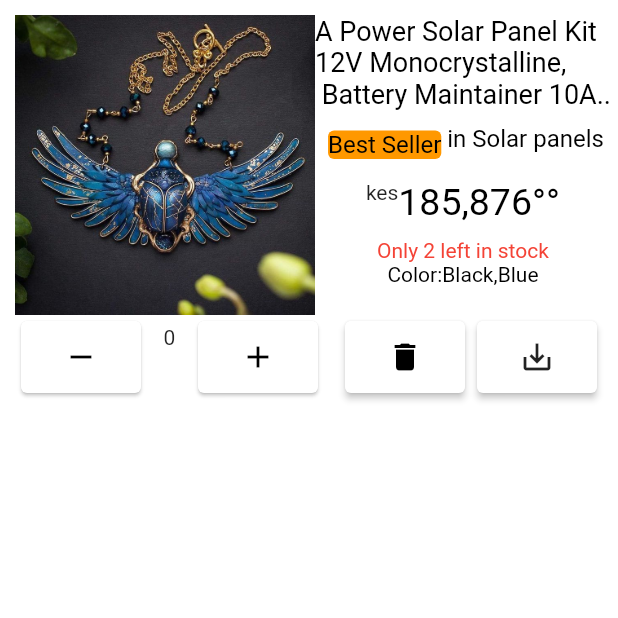
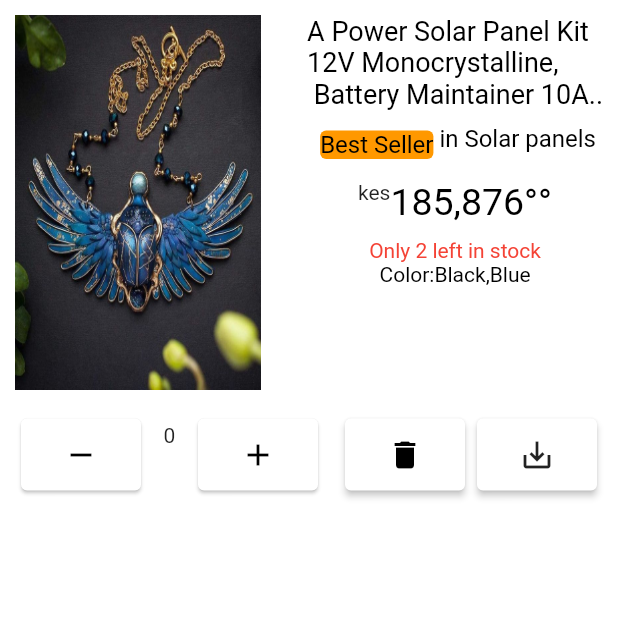
Before and after one commit to axelasa/yellowdot, a Flutter app: the screen it shows after launch, on a phone screen of 412 x 824 dp, the top half of it. Run offline on Flutter 3.47's test engine with Material 2 defaults, Android fonts, the phone set to English and light mode, and no system bars; our stand-ins replace bloc, equatable.

Commit message:
UI Changes.

```diff
--- a/lib/presentation/pages/cart.dart
+++ b/lib/presentation/pages/cart.dart
@@ -32,16 +32,16 @@ class _CartState extends State<Cart> {
                   Column(
                     children: [
                       Container(
-                        height: 200,
-                        width: 200,
+                        height: 250,
+                        width: 164,
                         child: Image(
                           image: AssetImage(designer),
-                          fit: BoxFit.scaleDown,
+                          fit: BoxFit.fill,
                         ),
                       ),
                     ],
                   ),
-                  const SizedBox(height: 10,),
+                  const SizedBox(height: 20,),
                   Column(
                     children: [
                       Text(
@@ -52,15 +52,14 @@ class _CartState extends State<Cart> {
                             color: Colors.black,
                         ),
                         maxLines: 8,
-                        overflow: ,
+                        overflow: TextOverflow.ellipsis,
                       ),
                       SizedBox(height: 10,),
                       Row(
                           mainAxisAlignment: MainAxisAlignment.start,
                           crossAxisAlignment: CrossAxisAlignment.start,
-                          children:[
+                          children:const [
                             Card(
-
                               elevation: 0,
                               // shape:
                               color: Colors.orange,
@@ -72,7 +71,8 @@ class _CartState extends State<Cart> {
                                 ),
                               ),
 
-                            ),Text('in Solar panels',
+                            ),
+                            Text('in Solar panels',
                               style: TextStyle(
                                   fontSize: 16,
                                   fontWeight: FontWeight.w400,
@@ -111,109 +111,9 @@ class _CartState extends State<Cart> {
                       ),
                     ],
                   ),
-                  // Row(
-                  //     mainAxisAlignment: MainAxisAlignment.start,
-                  //     crossAxisAlignment: CrossAxisAlignment.start,
-                  //     children:[
-                  //       Card(
-                  //
-                  //         elevation: 0,
-                  //         // shape:
-                  //         color: Colors.orange,
-                  //         child: Text('Best Seller',
-                  //           style:TextStyle(
-                  //               fontSize: 16,
-                  //               fontWeight: FontWeight.w400,
-                  //               color: Colors.black
-                  //           ),
-                  //         ),
-                  //
-                  //       ),Text('in Solar panels',
-                  //         style: TextStyle(
-                  //             fontSize: 16,
-                  //             fontWeight: FontWeight.w400,
-                  //             color: Colors.black
-                  //         ),
-                  //       )
-                  //     ]
-                  // ),
-                  // const SizedBox(height: 10,),
-                  // Row(
-                  //     mainAxisAlignment: MainAxisAlignment.start,
-                  //     crossAxisAlignment: CrossAxisAlignment.start,
-                  //     children:const [
-                  //       Text('kes',
-                  //         textAlign: TextAlign.left,
-                  //       ),
-                  //       Text('185,876°°',
-                  //         style: TextStyle(
-                  //             fontSize: 25,
-                  //             fontWeight: FontWeight.w400,
-                  //             color: Colors.black
-                  //         ),
-                  //       )
-                  //     ]
-                  // ),
-                  // const SizedBox(height: 10,),
-                  // const Text('Only 2 left in stock',
-                  //   style: TextStyle(
-                  //       color: Colors.red
-                  //   ),
-                  // ),
-                  // const Text('Color:Black,Blue',
-                  //   style: TextStyle(
-                  //       color: Colors.black
-                  //   ),
-                  // ),
-                  // Row(
-                  //   mainAxisAlignment: MainAxisAlignment.start,
-                  //   crossAxisAlignment: CrossAxisAlignment.start,
-                  //   children: [
-                  //     Card(
-                  //       child: IconButton(onPressed: (){
-                  //         addToCart--;
-                  //       },
-                  //           icon: const Icon(Icons.remove,
-                  //               color: Colors.black
-                  //           ),
-                  //       ),
-                  //     ),
-                  //     Text(addToCart.toString()),
-                  //     Card(
-                  //       child: IconButton(
-                  //           onPressed: (){
-                  //             addToCart++;
-                  //           },
-                  //           icon: const Icon(
-                  //               Icons.add,color: Colors.black
-                  //           )
-                  //       ),
-                  //     ),
-                  //     const SizedBox(width: 10,),
-                  //     Card(
-                  //       elevation: 2,
-                  //       child: IconButton(onPressed: (){},
-                  //         icon: const Icon(
-                  //           Icons.delete,
-                  //           color: Colors.black,
-                  //         ),
-                  //         color: Colors.white,
-                  //       ),
-                  //     ),
-                  //     Card(
-                  //       elevation: 2,
-                  //       child: IconButton(
-                  //         onPressed: (){},
-                  //         icon: const Icon(
-                  //             Icons.save_alt
-                  //         ),
-                  //       ),
-                  //     )
-                  //   ],
-                  // ),
-
                 ],
               ),
+              SizedBox(height: 15,),
               Row(
                 mainAxisAlignment: MainAxisAlignment.start,
                 crossAxisAlignment: CrossAxisAlignment.start,
```
